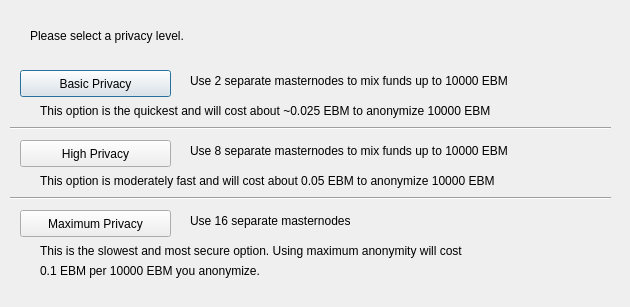
Old version of the form src/qt/forms/obfuscationconfig.ui in the repository eenglish34/E-BlockMail.
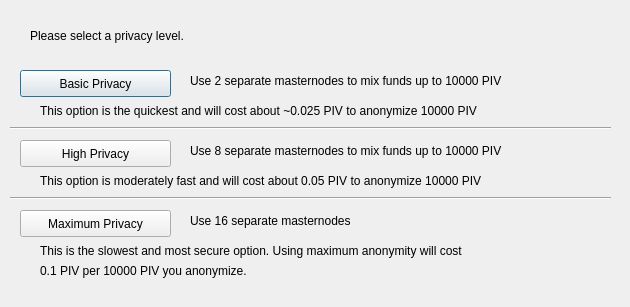
New version of the form.

Patch:
```diff
--- a/src/qt/forms/obfuscationconfig.ui
+++ b/src/qt/forms/obfuscationconfig.ui
@@ -75,7 +75,7 @@
     </rect>
    </property>
    <property name="text">
-    <string>Use 2 separate masternodes to mix funds up to 10000 EBM</string>
+    <string>Use 2 separate masternodes to mix funds up to 10000 PIV</string>
    </property>
   </widget>
   <widget class="QLabel" name="label_3">
@@ -88,7 +88,7 @@
     </rect>
    </property>
    <property name="text">
-    <string>Use 8 separate masternodes to mix funds up to 10000 EBM</string>
+    <string>Use 8 separate masternodes to mix funds up to 10000 PIV</string>
    </property>
   </widget>
   <widget class="QLabel" name="label_4">
@@ -114,7 +114,7 @@
     </rect>
    </property>
    <property name="text">
-    <string>This option is the quickest and will cost about ~0.025 EBM to anonymize 10000 EBM</string>
+    <string>This option is the quickest and will cost about ~0.025 PIV to anonymize 10000 PIV</string>
    </property>
   </widget>
   <widget class="QLabel" name="label_7">
@@ -127,7 +127,7 @@
     </rect>
    </property>
    <property name="text">
-    <string>This option is moderately fast and will cost about 0.05 EBM to anonymize 10000 EBM</string>
+    <string>This option is moderately fast and will cost about 0.05 PIV to anonymize 10000 PIV</string>
    </property>
   </widget>
   <widget class="QLabel" name="label_8">
@@ -153,7 +153,7 @@
     </rect>
    </property>
    <property name="text">
-    <string>0.1 EBM per 10000 EBM you anonymize.</string>
+    <string>0.1 PIV per 10000 PIV you anonymize.</string>
    </property>
   </widget>
   <widget class="Line" name="line">
```
